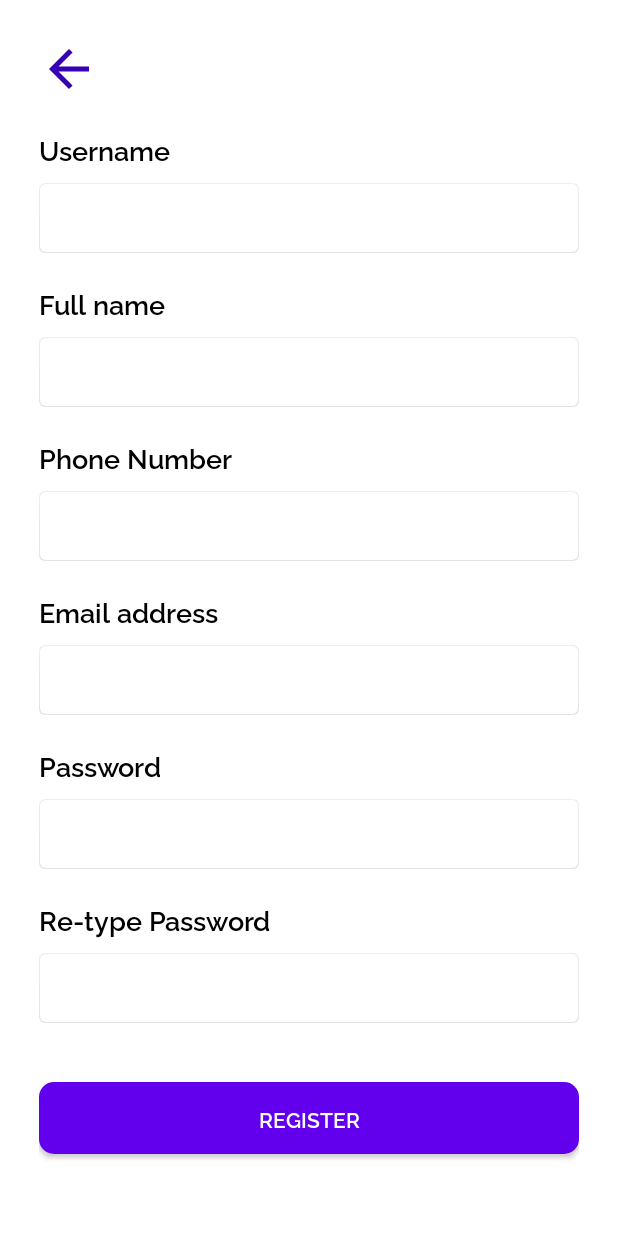
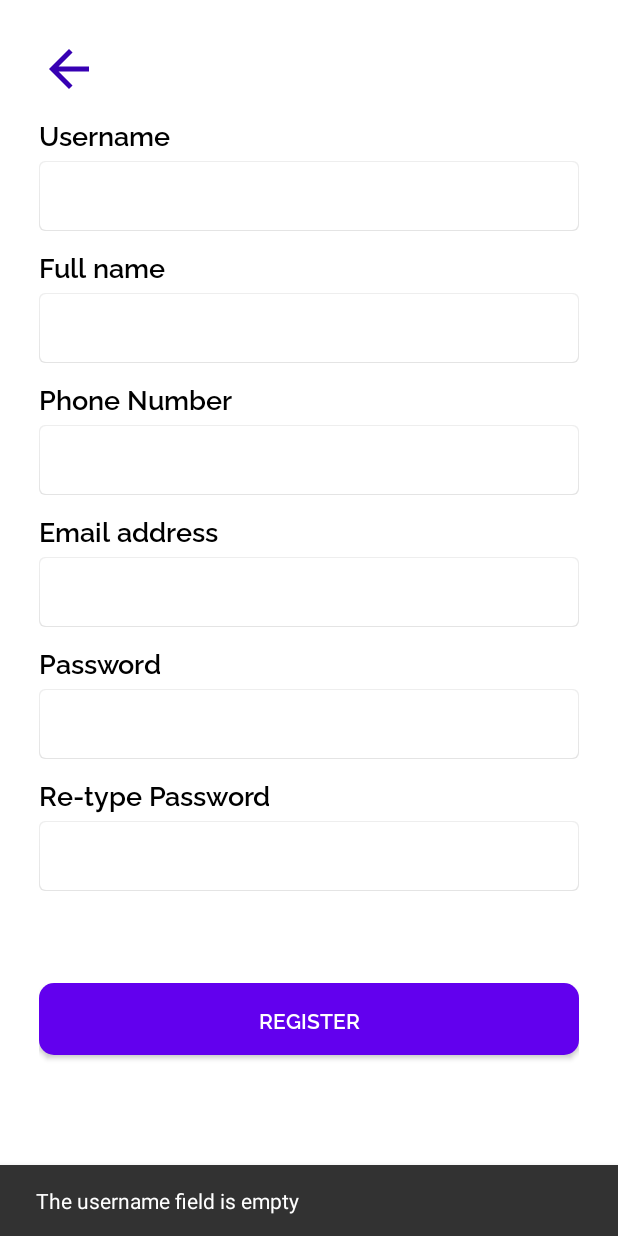
Before and after one commit to eduardocardona93/Android_Final_Project, an Android app: the RegisterActivity screen opened directly, with no data from a screen before it, after a tap on "REGISTER", on a phone screen of 412 x 824 dp. Run offline under Robolectric (Android 15) with nearby library versions, the phone set to English and light mode, and no system bars.

Commit message:
Snackbars

```diff
--- a/app/src/main/java/com/example/android_final_project/RegisterActivity.java
+++ b/app/src/main/java/com/example/android_final_project/RegisterActivity.java
@@ -9,9 +9,11 @@ import android.widget.ImageView;
 import android.widget.Toast;
 
 import androidx.appcompat.app.AppCompatActivity;
+import androidx.constraintlayout.widget.ConstraintLayout;
 
 import com.example.android_final_project.clients.Client;
 import com.example.android_final_project.products.Product;
+import com.google.android.material.snackbar.Snackbar;
 
 import java.util.ArrayList;
 
@@ -19,9 +21,7 @@ public class RegisterActivity extends AppCompatActivity {
     EditText userNameFld, userFullnameFld, userPhoneFld, userEmailFld, userPasswordFld, userRetypePassFld;
     Button registerUserButton;
     ImageView imgBack;
-    public static ArrayList<Salesperson> userList = new ArrayList<>();
-    public static ArrayList<Client> clientsList = new ArrayList<>();
-    public static ArrayList<Product> producstList = new ArrayList<>();
+    ConstraintLayout layout1;
 
 
     @Override
@@ -36,29 +36,34 @@ public class RegisterActivity extends AppCompatActivity {
         userPasswordFld = findViewById(R.id.userPasswordFld);
         userRetypePassFld = findViewById(R.id.userRetypePassFld);
         registerUserButton = findViewById(R.id.registerUserButton);
+        imgBack = findViewById(R.id.imgBack);
+        layout1 = findViewById(R.id.layout1);
 
-        producstList = LoginActivity.producstList;
-        clientsList = LoginActivity.clientsList;
-        userList = LoginActivity.userList;
+        userNameFld.setText("");
+        userFullnameFld.setText("");
+        userPhoneFld.setText("");
+        userEmailFld.setText("");
+        userPasswordFld.setText("");
+        userRetypePassFld.setText("");
 
         imgBack.setOnClickListener(v -> finish());
 
         registerUserButton.setOnClickListener(v -> {
 
             if (userNameFld.getText().toString().isEmpty()) {
-                Toast.makeText(getBaseContext(), "The username field is empty", Toast.LENGTH_SHORT).show();
+                Snackbar.make(layout1, "The username field is empty", Snackbar.LENGTH_SHORT).show();
             } else if (userFullnameFld.getText().toString().isEmpty()) {
-                Toast.makeText(getBaseContext(), "The full name field is empty", Toast.LENGTH_SHORT).show();
+                Snackbar.make(layout1, "The full name field is empty", Snackbar.LENGTH_SHORT).show();
             } else if (userPhoneFld.getText().toString().isEmpty()) {
-                Toast.makeText(getBaseContext(), "The phone field is empty", Toast.LENGTH_SHORT).show();
+                Snackbar.make(layout1, "The phone field is empty", Snackbar.LENGTH_SHORT).show();
             } else if (userEmailFld.getText().toString().isEmpty()) {
-                Toast.makeText(getBaseContext(), "The email field is empty", Toast.LENGTH_SHORT).show();
+                Snackbar.make(layout1, "The email field is empty", Snackbar.LENGTH_SHORT).show();
             } else if (userPasswordFld.getText().toString().isEmpty()) {
-                Toast.makeText(getBaseContext(), "The password field is empty", Toast.LENGTH_SHORT).show();
+                Snackbar.make(layout1, "The password field is empty", Snackbar.LENGTH_SHORT).show();
             } else if (userRetypePassFld.getText().toString().isEmpty()) {
-                Toast.makeText(getBaseContext(), "The re-type password field is empty", Toast.LENGTH_SHORT).show();
+                Snackbar.make(layout1, "The re-type password field is empty", Snackbar.LENGTH_SHORT).show();
             } else if (!userPasswordFld.getText().toString().equalsIgnoreCase(userRetypePassFld.getText().toString())) {
-                Toast.makeText(getBaseContext(), "The passwords does not match", Toast.LENGTH_SHORT).show();
+                Snackbar.make(layout1, "The passwords does not match", Snackbar.LENGTH_SHORT).show();
             } else {
                 Salesperson newUser = new Salesperson(
                         userFullnameFld.getText().toString(),
@@ -68,7 +73,7 @@ public class RegisterActivity extends AppCompatActivity {
                         userEmailFld.getText().toString()
                 );
 
-                userList.add(newUser);
+                LoginActivity.userList.add(newUser);
 
                 Intent intent = new Intent(getBaseContext(), LoginActivity.class);
                 startActivity(intent);
--- a/app/src/main/java/com/example/android_final_project/orders/OrderEditActivity.java
+++ b/app/src/main/java/com/example/android_final_project/orders/OrderEditActivity.java
@@ -1,6 +1,7 @@
 package com.example.android_final_project.orders;
 
 import androidx.appcompat.app.AppCompatActivity;
+import androidx.constraintlayout.widget.ConstraintLayout;
 
 import android.os.Bundle;
 import android.view.View;
@@ -22,6 +23,7 @@ public class OrderEditActivity extends AppCompatActivity {
     Spinner clientSp, paperTypeSp, bgColorSp, fontColorSp,fontTypeSp;
     EditText widthFld, heightFld, quantityFld;
     Button saveOrderBtn;
+    ConstraintLayout layoutEditOrder;
     public static ArrayList<Client> clientsList = new ArrayList<>();
     public static ArrayList<Product> producstList = new ArrayList<>();
     ArrayList<String> arrClients = new ArrayList<>();
@@ -85,6 +87,8 @@ public class OrderEditActivity extends AppCompatActivity {
         quantityFld = findViewById(R.id.quantityFld);
         orderEditTitleLbl = findViewById(R.id.orderEditTitleLbl);
         saveOrderBtn = findViewById(R.id.saveOrderBtn);
+        layoutEditOrder = findViewById(R.id.layoutEditOrder);
+
 
         clientsList = LoginActivity.clientsList;
         producstList = LoginActivity.producstList;
--- a/app/src/main/res/layout/activity_client_edit.xml
+++ b/app/src/main/res/layout/activity_client_edit.xml
@@ -2,6 +2,7 @@
 <androidx.constraintlayout.widget.ConstraintLayout xmlns:android="http://schemas.android.com/apk/res/android"
     xmlns:app="http://schemas.android.com/apk/res-auto"
     xmlns:tools="http://schemas.android.com/tools"
+    android:id="@+id/layoutEditClient"
     android:layout_width="match_parent"
     android:layout_height="match_parent"
     tools:context=".clients.ClientEditActivity">
--- a/app/src/main/res/layout/activity_order_edit.xml
+++ b/app/src/main/res/layout/activity_order_edit.xml
@@ -2,6 +2,7 @@
 <androidx.constraintlayout.widget.ConstraintLayout xmlns:android="http://schemas.android.com/apk/res/android"
     xmlns:app="http://schemas.android.com/apk/res-auto"
     xmlns:tools="http://schemas.android.com/tools"
+    android:id="@+id/layoutEditOrder"
     android:layout_width="match_parent"
     android:layout_height="match_parent"
     tools:context=".orders.OrderEditActivity">
--- a/app/src/main/res/layout/activity_register.xml
+++ b/app/src/main/res/layout/activity_register.xml
@@ -2,6 +2,7 @@
 <androidx.constraintlayout.widget.ConstraintLayout xmlns:android="http://schemas.android.com/apk/res/android"
     xmlns:app="http://schemas.android.com/apk/res-auto"
     xmlns:tools="http://schemas.android.com/tools"
+    android:id="@+id/layout1"
     android:layout_width="match_parent"
     android:layout_height="match_parent"
     android:background="@color/white"
@@ -13,7 +14,7 @@
         style="@style/FieldsTitles"
         android:layout_width="wrap_content"
         android:layout_height="wrap_content"
-        android:layout_marginTop="20dp"
+        android:layout_marginTop="10dp"
         android:text="@string/phoneNumberLabel"
         app:layout_constraintStart_toStartOf="@+id/userFullnameFld"
         app:layout_constraintTop_toBottomOf="@+id/userFullnameFld" />
@@ -23,7 +24,7 @@
         style="@style/FieldsText"
         android:layout_width="0dp"
         android:layout_height="wrap_content"
-        android:layout_marginTop="10dp"
+        android:layout_marginTop="5dp"
         android:background="@drawable/gradient_background"
         android:ems="10"
         android:inputType="textPersonName"
@@ -36,7 +37,7 @@
         style="@style/FieldsTitles"
         android:layout_width="wrap_content"
         android:layout_height="wrap_content"
-        android:layout_marginTop="20dp"
+        android:layout_marginTop="10dp"
         android:text="@string/fullNameLabel"
         app:layout_constraintStart_toStartOf="@+id/userNameFld"
         app:layout_constraintTop_toBottomOf="@+id/userNameFld" />
@@ -46,8 +47,8 @@
         style="@style/FieldsTitles"
         android:layout_width="wrap_content"
         android:layout_height="0dp"
+        android:layout_marginTop="10dp"
         android:text="@string/usernameLabel"
-        android:layout_marginTop="20dp"
         app:layout_constraintEnd_toEndOf="parent"
         app:layout_constraintHorizontal_bias="0.0"
         app:layout_constraintStart_toStartOf="parent"
@@ -55,12 +56,12 @@
 
     <EditText
         android:id="@+id/userNameFld"
+        style="@style/FieldsText"
         android:layout_width="0dp"
         android:layout_height="wrap_content"
-        android:layout_marginTop="10dp"
+        android:layout_marginTop="5dp"
+        android:background="@drawable/gradient_background"
         android:ems="10"
-        style="@style/FieldsText"
-        android:background="@drawable/gradient_background"
         android:inputType="textPersonName"
         app:layout_constraintEnd_toEndOf="parent"
         app:layout_constraintStart_toStartOf="@+id/textView4"
@@ -71,7 +72,7 @@
         style="@style/FieldsText"
         android:layout_width="0dp"
         android:layout_height="wrap_content"
-        android:layout_marginTop="10dp"
+        android:layout_marginTop="5dp"
         android:background="@drawable/gradient_background"
         android:ems="10"
         android:inputType="phone"
@@ -84,7 +85,7 @@
         style="@style/FieldsText"
         android:layout_width="0dp"
         android:layout_height="wrap_content"
-        android:layout_marginTop="10dp"
+        android:layout_marginTop="5dp"
         android:background="@drawable/gradient_background"
         android:ems="10"
         android:inputType="textEmailAddress"
@@ -97,7 +98,7 @@
         style="@style/FieldsTitles"
         android:layout_width="wrap_content"
         android:layout_height="wrap_content"
-        android:layout_marginTop="20dp"
+        android:layout_marginTop="10dp"
         android:text="@string/emailLabel"
         app:layout_constraintStart_toStartOf="@+id/userPhoneFld"
         app:layout_constraintTop_toBottomOf="@+id/userPhoneFld" />
@@ -107,7 +108,7 @@
         style="@style/FieldsText"
         android:layout_width="0dp"
         android:layout_height="wrap_content"
-        android:layout_marginTop="10dp"
+        android:layout_marginTop="5dp"
         android:background="@drawable/gradient_background"
         android:ems="10"
         android:inputType="textPassword"
@@ -120,7 +121,7 @@
         style="@style/FieldsText"
         android:layout_width="0dp"
         android:layout_height="wrap_content"
-        android:layout_marginTop="10dp"
+        android:layout_marginTop="5dp"
         android:background="@drawable/gradient_background"
         android:ems="10"
         android:inputType="textPassword"
@@ -133,7 +134,7 @@
         style="@style/FieldsTitles"
         android:layout_width="wrap_content"
         android:layout_height="wrap_content"
-        android:layout_marginTop="20dp"
+        android:layout_marginTop="10dp"
         android:text="@string/password"
         app:layout_constraintStart_toStartOf="@+id/userEmailFld"
         app:layout_constraintTop_toBottomOf="@+id/userEmailFld" />
@@ -143,7 +144,7 @@
         style="@style/FieldsTitles"
         android:layout_width="wrap_content"
         android:layout_height="wrap_content"
-        android:layout_marginTop="20dp"
+        android:layout_marginTop="10dp"
         android:text="@string/retypePassowrdLabel"
         app:layout_constraintStart_toStartOf="@+id/userPasswordFld"
         app:layout_constraintTop_toBottomOf="@+id/userPasswordFld" />
@@ -170,9 +171,9 @@
         android:layout_width="50dp"
         android:layout_height="40dp"
         android:scaleType="fitStart"
+        android:src="@drawable/ic_baseline_arrow_back_24"
         app:layout_constraintEnd_toEndOf="parent"
         app:layout_constraintHorizontal_bias="0.0"
         app:layout_constraintStart_toStartOf="parent"
-        app:layout_constraintTop_toTopOf="parent"
-        android:src="@drawable/ic_baseline_arrow_back_24" />
+        app:layout_constraintTop_toTopOf="parent" />
 </androidx.constraintlayout.widget.ConstraintLayout>
```
Also changed, not shown: app/src/main/java/com/example/android_final_project/HomeActivity.java (+8 -2 lines), app/src/main/java/com/example/android_final_project/LoginActivity.java (+14 -6 lines), app/src/main/java/com/example/android_final_project/clients/ClientEditActivity.java (+15 -8 lines), app/src/main/res/layout/activity_home.xml (+9 -8 lines), app/src/main/res/layout/activity_login.xml (+5 -4 lines).
